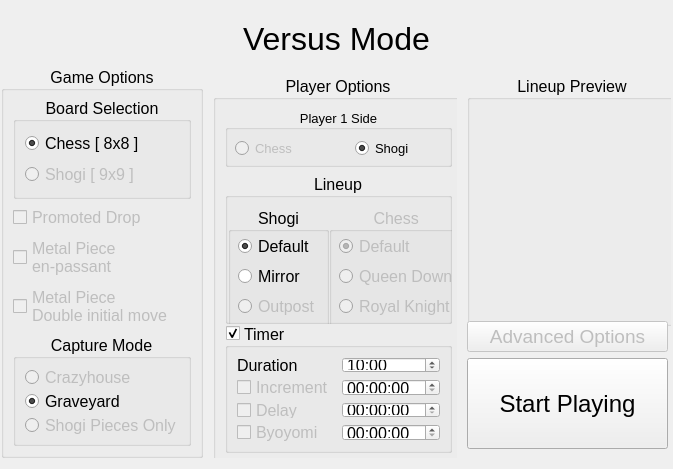
Above: chessVshogi/UI/custom_game_1.ui from sahinakkaya/chess before the change. Below: the same form after it.
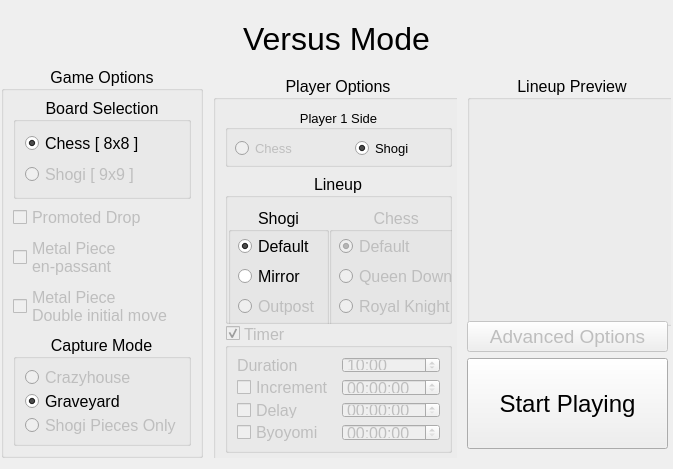
That is the form after the change. Icons and pictures are not drawn.

Commit message: Update layouts, init custom_game

Diff of the .ui file:
```diff
--- a/chessVshogi/UI/custom_game_1.ui
+++ b/chessVshogi/UI/custom_game_1.ui
@@ -499,6 +499,9 @@
            </item>
            <item>
             <widget class="QGroupBox" name="GrpTimerOpts">
+             <property name="enabled">
+              <bool>false</bool>
+             </property>
              <property name="sizePolicy">
               <sizepolicy hsizetype="Minimum" vsizetype="Minimum">
                <horstretch>0</horstretch>
```
The commit also changes 4 other files.
